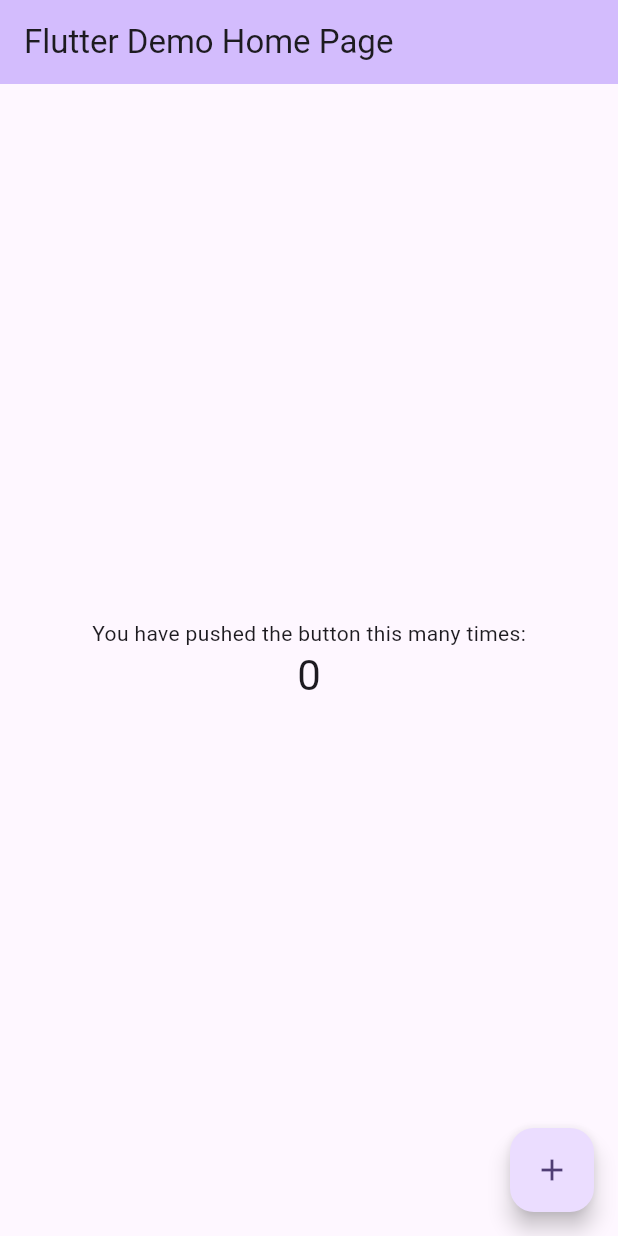
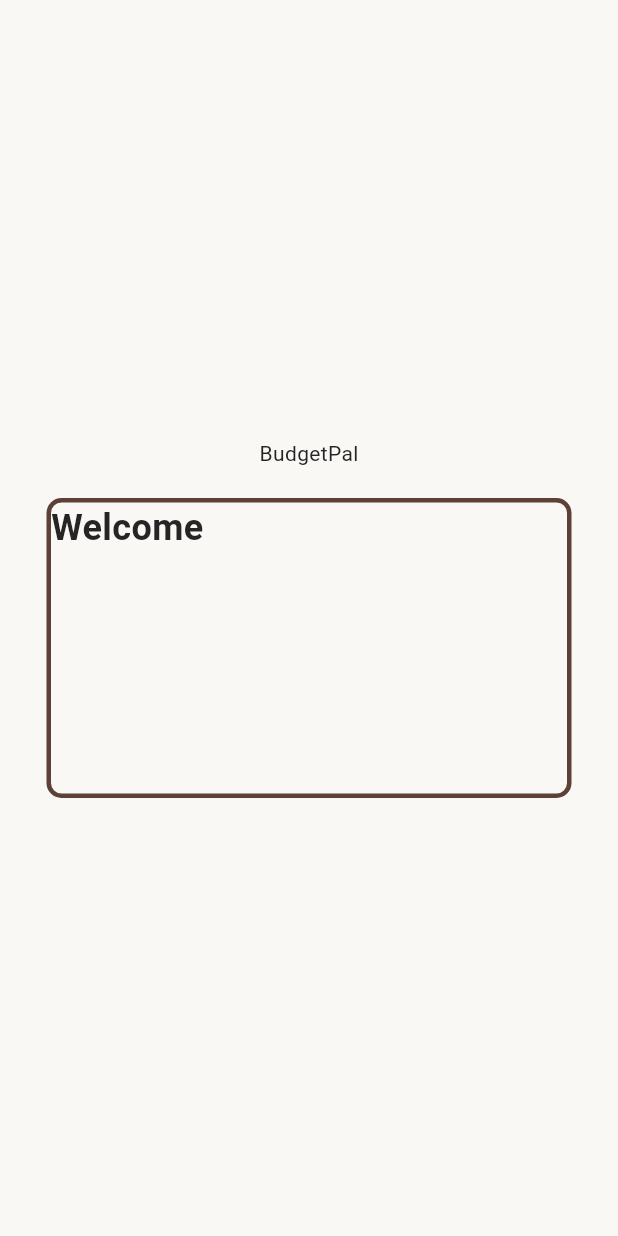
Before and after one commit to Emanuel6424/Budget_Pal, a Flutter app: the screen it shows after launch, on a phone screen of 412 x 824 dp. Run offline on Flutter 3.47's test engine with Material 3 defaults, Android fonts, the phone set to English and light mode, and no system bars.

Commit message:
Folder set up for utils, pages, and widgets on mobile client

```diff
--- a/mobile_client/lib/main.dart
+++ b/mobile_client/lib/main.dart
@@ -1,122 +1,169 @@
 import 'package:flutter/material.dart';
+import 'package:provider/provider.dart';
+import 'providers/user_provider.dart';
+import 'pages/landing_page.dart';
 
 void main() {
-  runApp(const MyApp());
+  runApp(MyApp());
 }
 
 class MyApp extends StatelessWidget {
-  const MyApp({super.key});
-
-  // This widget is the root of your application.
   @override
   Widget build(BuildContext context) {
-    return MaterialApp(
-      title: 'Flutter Demo',
-      theme: ThemeData(
-        // This is the theme of your application.
-        //
-        // TRY THIS: Try running your application with "flutter run". You'll see
-        // the application has a purple toolbar. Then, without quitting the app,
-        // try changing the seedColor in the colorScheme below to Colors.green
-        // and then invoke "hot reload" (save your changes or press the "hot
-        // reload" button in a Flutter-supported IDE, or press "r" if you used
-        // the command line to start the app).
-        //
-        // Notice that the counter didn't reset back to zero; the application
-        // state is not lost during the reload. To reset the state, use hot
-        // restart instead.
-        //
-        // This works for code too, not just values: Most code changes can be
-        // tested with just a hot reload.
-        colorScheme: ColorScheme.fromSeed(seedColor: Colors.deepPurple),
+    return ChangeNotifierProvider(
+      create: (context) => UserProvider(),
+      child: MaterialApp(
+        title: "BudgetPal",
+        debugShowCheckedModeBanner: false,
+        home: LandingPage(),
+        theme: ThemeData(
+          // Base colors
+          scaffoldBackgroundColor: const Color(0xFFFAF8F5), // --background
+          primaryColor: const Color(0xFF5D4037), // --primary
+          // Color scheme
+          colorScheme: ColorScheme.light(
+            primary: const Color(0xFF5D4037), // --primary
+            onPrimary: const Color(0xFFFAF8F5), // --primary-foreground
+            secondary: const Color(0xFFA1887F), // --secondary
+            onSecondary: const Color(0xFF3E2723), // --secondary-foreground
+            surface: const Color(0xFFFFFFFF), // --card
+            onSurface: const Color(0xFF252525), // --foreground (approx)
+            error: const Color(0xFFD4183D), // --destructive
+            onError: const Color(0xFFFFFFFF), // --destructive-foreground
+            outline: const Color(0xFF5D4037).withOpacity(0.2), // --border
+          ),
+
+          // AppBar theme
+          appBarTheme: const AppBarTheme(
+            backgroundColor: Color(0xFF5D4037),
+            foregroundColor: Color(0xFFFAF8F5),
+            elevation: 0,
+            titleTextStyle: TextStyle(
+              color: Color(0xFFFAF8F5),
+              fontWeight: FontWeight.w500,
+              fontSize: 20.0,
+            ),
+          ),
+
+          // Card theme
+          cardTheme: CardThemeData(
+            color: const Color(0xFFFFFFFF),
+            elevation: 2,
+            shape: RoundedRectangleBorder(
+              borderRadius: BorderRadius.circular(
+                10,
+              ), // --radius: 0.625rem ≈ 10px
+            ),
+          ),
+
+          // FloatingActionButton theme
+          floatingActionButtonTheme: const FloatingActionButtonThemeData(
+            backgroundColor: Color(0xFF5D4037),
+            foregroundColor: Color(0xFFFAF8F5),
+          ),
+
+          // BottomNavigationBar theme
+          bottomNavigationBarTheme: const BottomNavigationBarThemeData(
+            backgroundColor: Color(0xFFF5F5F5), // --sidebar
+            selectedItemColor: Color(0xFF5D4037), // --sidebar-primary
+            unselectedItemColor: Color(0xFF6D4C41), // --muted-foreground
+            type: BottomNavigationBarType.fixed,
+            elevation: 0,
+          ),
+
+          // ElevatedButton theme
+          elevatedButtonTheme: ElevatedButtonThemeData(
+            style: ElevatedButton.styleFrom(
+              backgroundColor: const Color(0xFF5D4037),
+              foregroundColor: const Color(0xFFFAF8F5),
+              elevation: 2,
+              textStyle: const TextStyle(
+                fontWeight: FontWeight.w500,
+                fontSize: 16.0,
+              ),
+              shape: RoundedRectangleBorder(
+                borderRadius: BorderRadius.circular(10),
+              ),
+            ),
+          ),
+
+          // TextButton theme
+          textButtonTheme: TextButtonThemeData(
+            style: TextButton.styleFrom(
+              foregroundColor: const Color(0xFF5D4037),
+              textStyle: const TextStyle(
+                fontWeight: FontWeight.w500,
+                fontSize: 16.0,
+              ),
+            ),
+          ),
+
+          // Input decoration theme
+          inputDecorationTheme: InputDecorationTheme(
+            filled: true,
+            fillColor: const Color(0xFFF5F5F5), // --input-background
+            border: OutlineInputBorder(
+              borderRadius: BorderRadius.circular(10),
+              borderSide: BorderSide(
+                color: const Color(0xFF5D4037).withOpacity(0.2),
+              ),
+            ),
+            enabledBorder: OutlineInputBorder(
+              borderRadius: BorderRadius.circular(10),
+              borderSide: BorderSide(
+                color: const Color(0xFF5D4037).withOpacity(0.2),
+              ),
+            ),
+            focusedBorder: OutlineInputBorder(
+              borderRadius: BorderRadius.circular(10),
+              borderSide: const BorderSide(
+                color: Color(0xFF8D6E63), // --ring
+                width: 2,
+              ),
+            ),
+          ),
+
+          // Typography
+          textTheme: const TextTheme(
+            displayLarge: TextStyle(
+              fontSize: 32.0, // ~2xl
+              fontWeight: FontWeight.w500,
+              color: Color(0xFF252525),
+            ),
+            displayMedium: TextStyle(
+              fontSize: 24.0, // ~xl
+              fontWeight: FontWeight.w500,
+              color: Color(0xFF252525),
+            ),
+            displaySmall: TextStyle(
+              fontSize: 20.0, // ~lg
+              fontWeight: FontWeight.w500,
+              color: Color(0xFF252525),
+            ),
+            bodyLarge: TextStyle(
+              fontSize: 16.0, // base
+              fontWeight: FontWeight.w400,
+              color: Color(0xFF252525),
+            ),
+            bodyMedium: TextStyle(
+              fontSize: 14.0, // ~sm
+              fontWeight: FontWeight.w400,
+              color: Color(0xFF252525),
+            ),
+            labelLarge: TextStyle(
+              fontSize: 16.0,
+              fontWeight: FontWeight.w500,
+              color: Color(0xFF252525),
+            ),
+          ),
+
+          // Divider theme
+          dividerTheme: DividerThemeData(
+            color: const Color(0xFF5D4037).withOpacity(0.2),
+            thickness: 1,
+          ),
+        ),
       ),
-      home: const MyHomePage(title: 'Flutter Demo Home Page'),
     );
   }
 }
-
-class MyHomePage extends StatefulWidget {
-  const MyHomePage({super.key, required this.title});
-
-  // This widget is the home page of your application. It is stateful, meaning
-  // that it has a State object (defined below) that contains fields that affect
-  // how it looks.
-
-  // This class is the configuration for the state. It holds the values (in this
-  // case the title) provided by the parent (in this case the App widget) and
-  // used by the build method of the State. Fields in a Widget subclass are
-  // always marked "final".
-
-  final String title;
-
-  @override
-  State<MyHomePage> createState() => _MyHomePageState();
-}
-
-class _MyHomePageState extends State<MyHomePage> {
-  int _counter = 0;
-
-  void _incrementCounter() {
-    setState(() {
-      // This call to setState tells the Flutter framework that something has
-      // changed in this State, which causes it to rerun the build method below
-      // so that the display can reflect the updated values. If we changed
-      // _counter without calling setState(), then the build method would not be
-      // called again, and so nothing would appear to happen.
-      _counter++;
-    });
-  }
-
-  @override
-  Widget build(BuildContext context) {
-    // This method is rerun every time setState is called, for instance as done
-    // by the _incrementCounter method above.
-    //
-    // The Flutter framework has been optimized to make rerunning build methods
-    // fast, so that you can just rebuild anything that needs updating rather
-    // than having to individually change instances of widgets.
-    return Scaffold(
-      appBar: AppBar(
-        // TRY THIS: Try changing the color here to a specific color (to
-        // Colors.amber, perhaps?) and trigger a hot reload to see the AppBar
-        // change color while the other colors stay the same.
-        backgroundColor: Theme.of(context).colorScheme.inversePrimary,
-        // Here we take the value from the MyHomePage object that was created by
-        // the App.build method, and use it to set our appbar title.
-        title: Text(widget.title),
-      ),
-      body: Center(
-        // Center is a layout widget. It takes a single child and positions it
-        // in the middle of the parent.
-        child: Column(
-          // Column is also a layout widget. It takes a list of children and
-          // arranges them vertically. By default, it sizes itself to fit its
-          // children horizontally, and tries to be as tall as its parent.
-          //
-          // Column has various properties to control how it sizes itself and
-          // how it positions its children. Here we use mainAxisAlignment to
-          // center the children vertically; the main axis here is the vertical
-          // axis because Columns are vertical (the cross axis would be
-          // horizontal).
-          //
-          // TRY THIS: Invoke "debug painting" (choose the "Toggle Debug Paint"
-          // action in the IDE, or press "p" in the console), to see the
-          // wireframe for each widget.
-          mainAxisAlignment: MainAxisAlignment.center,
-          children: <Widget>[
-            const Text('You have pushed the button this many times:'),
-            Text(
-              '$_counter',
-              style: Theme.of(context).textTheme.headlineMedium,
-            ),
-          ],
-        ),
-      ),
-      floatingActionButton: FloatingActionButton(
-        onPressed: _incrementCounter,
-        tooltip: 'Increment',
-        child: const Icon(Icons.add),
-      ), // This trailing comma makes auto-formatting nicer for build methods.
-    );
-  }
-}
--- /dev/null
+++ b/mobile_client/lib/models/person.dart
@@ -0,0 +1,30 @@
+class Person {
+  late final int id;
+  String firstname;
+  String lastname;
+  String email;
+  String photoUrl;
+  Map<String, String> colorPreferences;
+  Map<String, String> iconPreferences;
+
+  Person(
+      {required this.id,
+      required this.firstname,
+      required this.lastname,
+      required this.email,
+      required this.photoUrl,
+      required this.colorPreferences,
+      required this.iconPreferences});
+
+  factory Person.fromJson(Map<String, dynamic> json) {
+    Person newPerson = Person(
+        id: json['id'],
+        firstname: json['firstName'],
+        lastname: json['lastName'],
+        email: json['email'],
+        photoUrl: json['photoURL'],
+        colorPreferences: Map<String, String>.from(json['colorPreferences']),
+        iconPreferences: Map<String, String>.from(json['iconPreferences']));
+    return newPerson;
+  }
+}
--- /dev/null
+++ b/mobile_client/lib/pages/landing_page.dart
@@ -0,0 +1,59 @@
+// import 'package:aspires/Models/Person.dart';
+// import 'package:aspires/pages/Tasks/task_list_page.dart';
+import 'package:flutter/material.dart';
+import 'main_page.dart';
+import 'package:provider/provider.dart';
+import '../models/person.dart';
+
+import 'package:http/http.dart' as http;
+import 'dart:convert';
+import '../util/endpoints.dart';
+
+// ignore: must_be_immutable
+class LandingPage extends StatefulWidget {
+  const LandingPage({super.key});
+
+  @override
+  State<LandingPage> createState() => _LandingPageState();
+}
+
+class _LandingPageState extends State<LandingPage> {
+  @override
+  Widget build(BuildContext context) {
+    return Scaffold(
+      body: Center(
+        child: Column(
+          mainAxisAlignment: MainAxisAlignment.center,
+          children: [
+            Title(
+              title: "BudgetPal",
+              color: const Color(0xFF5D4037),
+              child: Text("BudgetPal"),
+            ),
+            const SizedBox(height: 20),
+            Container(
+              width: 350,
+              height: 200,
+              decoration: BoxDecoration(
+                border: Border.all(color: const Color(0xFF5D4037), width: 3),
+                borderRadius: BorderRadius.circular(10),
+              ),
+              child: Column(
+                mainAxisAlignment: MainAxisAlignment.start,
+                crossAxisAlignment: CrossAxisAlignment.start,
+
+                children: [
+                  Text(
+                    "Welcome",
+                    style: TextStyle(fontSize: 24, fontWeight: FontWeight.bold),
+                    textAlign: TextAlign.left,
+                  ),
+                ],
+              ),
+            ),
+          ],
+        ),
+      ),
+    );
+  }
+}
--- /dev/null
+++ b/mobile_client/lib/providers/user_provider.dart
@@ -0,0 +1,62 @@
+import 'package:flutter/material.dart';
+import "../models/person.dart";
+
+class UserProvider extends ChangeNotifier {
+  // Private varible to store the account data
+  // The underscore make it private to this class
+  Person? _account;
+
+  // Public getting to access account data
+  // Other widget will use this to read the current account
+  Person? get account => _account;
+
+  // Method is used to set the inital account data (when the user logs in)
+  void setAccount(Person account) {
+    _account = account;
+    // notifyListeners() tells all the widgets listeing to this provider
+    // that the data has changed and they should rebuild
+    notifyListeners();
+  }
+
+  // Method to update just the preferences without replace the whole account
+  void updtaePreferences(
+    Map<String, String>? iconPreferences,
+    Map<String, String>? colorPreferences,
+  ) {
+    if (_account != null) {
+      // Create a new Person object with updated preferences
+      // We create a new obkect instead of modifying the existing one
+      // Because it follows fullters immutability principle LOOK MORE INTO THIS
+      _account = Person(
+        id: _account!.id,
+        firstname: _account!.firstname,
+        lastname: _account!.lastname,
+        email: _account!.email,
+        photoUrl: _account!.photoUrl,
+        // Use new preferences if provided, otherswise keep existing ones
+        iconPreferences: iconPreferences ?? _account!.iconPreferences,
+        colorPreferences: colorPreferences ?? _account!.colorPreferences,
+      );
+      // Notify all listening widgets that data has changed
+      notifyListeners();
+    }
+  }
+
+  // Method to clear account data (like when user logs out)
+  void logout() {
+    _account = null;
+    notifyListeners();
+  }
+
+  // Helper method to check if user is loogged in
+  bool get isLoggedIn => _account != null;
+
+  // Helper getters for commonly used account properties
+  String get fullName =>
+      _account != null ? "${_account!.firstname} ${account!.lastname}" : '';
+
+  int? get accountId => _account?.id;
+
+  Map<String, String>? get iconPreferences => _account?.iconPreferences ?? {};
+  Map<String, String>? get colorPreferences => _account?.colorPreferences ?? {};
+}
```
Also changed, not shown: mobile_client/lib/pages/main_page.dart (added, +48 -0 lines), mobile_client/lib/util/endpoints.dart (added, +36 -0 lines), mobile_client/lib/util/helper_functions.dart (added, +70 -0 lines), mobile_client/pubspec.yaml (+11 -0 lines), mobile_client/pubspec.lock, 68 other files.
